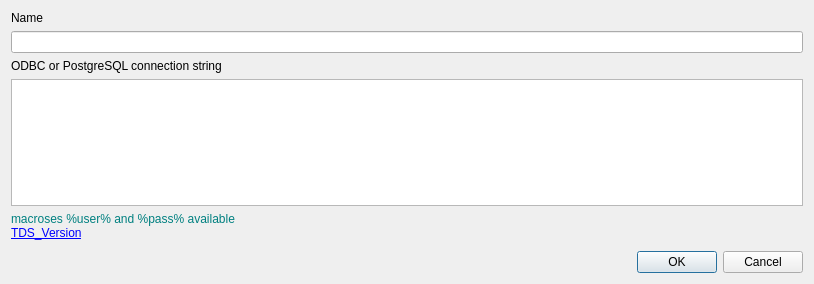
Before: the Qt Designer form src/connectiondialog.ui in parihaaraka/sqt, drawn with Qt 5.
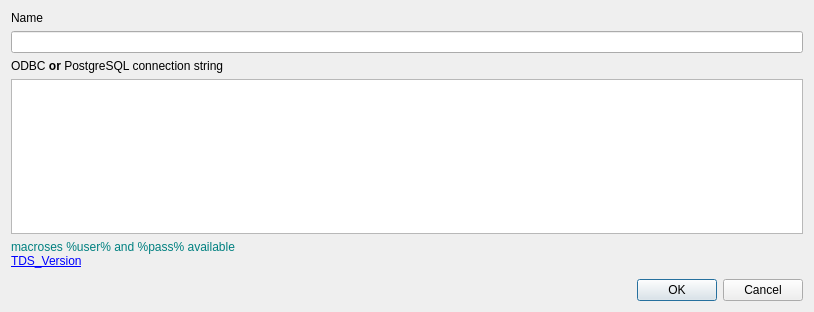
After: the same form once the commit is applied.

Commit message: small potential problem eliminated; new connection dialog looks a bit more obvious (i hope)

```diff
--- a/src/connectiondialog.ui
+++ b/src/connectiondialog.ui
@@ -7,7 +7,7 @@
     <x>0</x>
     <y>0</y>
     <width>814</width>
-    <height>284</height>
+    <height>312</height>
    </rect>
   </property>
   <property name="windowTitle">
@@ -27,7 +27,7 @@
    <item>
     <widget class="QLabel" name="label_2">
      <property name="text">
-      <string>ODBC or PostgreSQL connection string</string>
+      <string>ODBC &lt;b&gt;or&lt;/b&gt; PostgreSQL connection string</string>
      </property>
     </widget>
    </item>
```
The commit also changes 4 other files.
